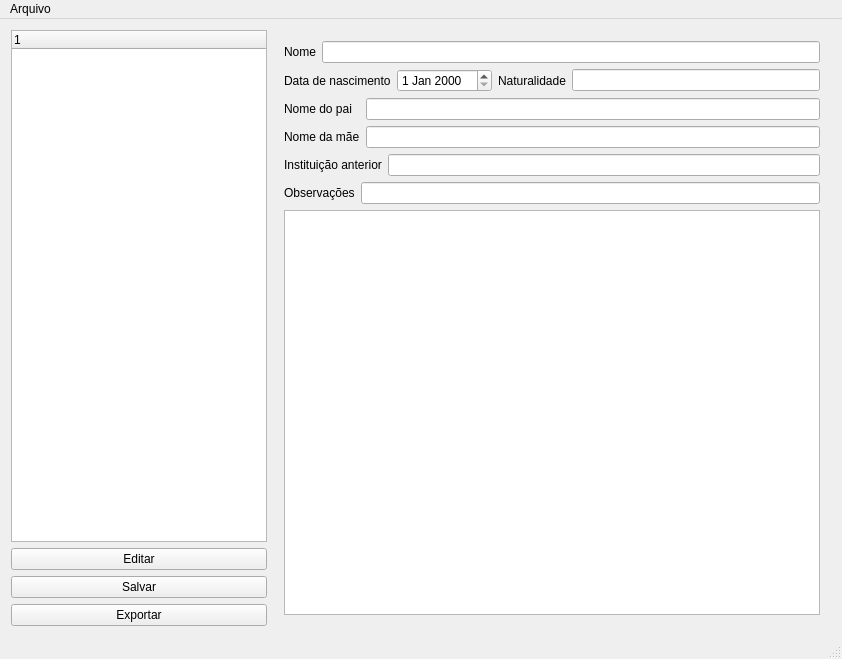
This is application/mainwindow.ui in WillianPessoa/QT-historico as Qt 5 draws it before an edit. The edited form follows.
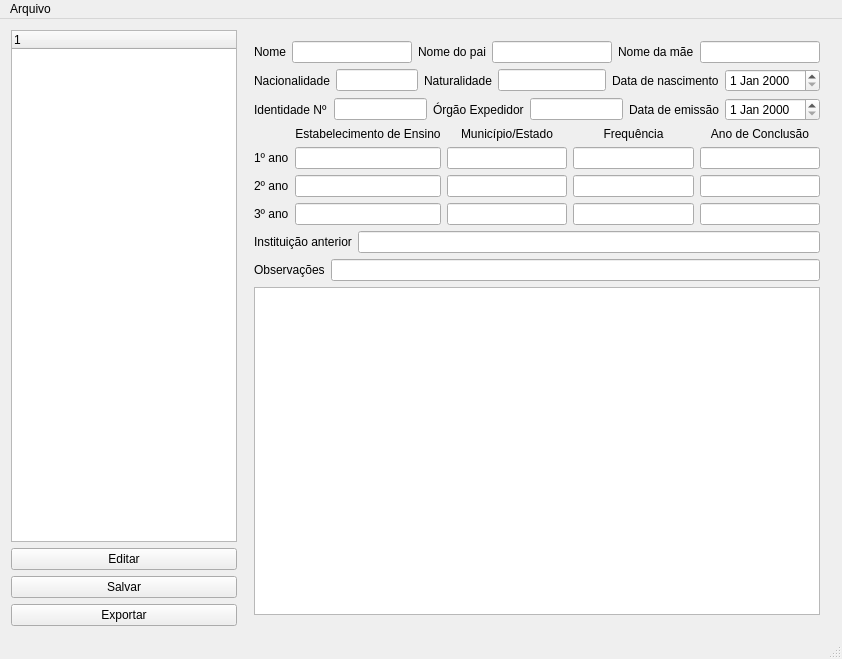
This is the edited form.

Commit message: Todos os campos de edição de dados do histórico foram adicionados à interface gráfica

The edit to the form file:
```diff
--- a/application/mainwindow.ui
+++ b/application/mainwindow.ui
@@ -21,24 +21,47 @@
   </property>
   <widget class="QWidget" name="centralWidget">
    <layout class="QGridLayout" name="gridLayout_2">
-    <item row="4" column="0">
+    <item row="0" column="0" rowspan="2">
+     <widget class="QTreeWidget" name="studentsTree">
+      <property name="sizePolicy">
+       <sizepolicy hsizetype="Maximum" vsizetype="Preferred">
+        <horstretch>0</horstretch>
+        <verstretch>0</verstretch>
+       </sizepolicy>
+      </property>
+      <column>
+       <property name="text">
+        <string notr="true">1</string>
+       </property>
+      </column>
+     </widget>
+    </item>
+    <item row="3" column="0">
      <widget class="QPushButton" name="saveStudentPushButton">
       <property name="text">
        <string>Salvar</string>
       </property>
      </widget>
     </item>
-    <item row="0" column="1" rowspan="6">
+    <item row="4" column="0">
+     <widget class="QPushButton" name="exportPushButton">
+      <property name="text">
+       <string>Exportar</string>
+      </property>
+     </widget>
+    </item>
+    <item row="2" column="0">
+     <widget class="QPushButton" name="editStudentPushButton">
+      <property name="text">
+       <string>Editar</string>
+      </property>
+     </widget>
+    </item>
+    <item row="0" column="1" rowspan="5">
      <widget class="QWidget" name="widget" native="true">
-      <property name="sizePolicy">
-       <sizepolicy hsizetype="MinimumExpanding" vsizetype="Expanding">
-        <horstretch>0</horstretch>
-        <verstretch>0</verstretch>
-       </sizepolicy>
-      </property>
-      <layout class="QVBoxLayout" name="verticalLayout">
-       <item>
-        <layout class="QHBoxLayout" name="horizontalLayout_4">
+      <layout class="QGridLayout" name="gridLayout_3">
+       <item row="0" column="0">
+        <layout class="QHBoxLayout" name="horizontalLayout">
          <item>
           <widget class="QLabel" name="nameLabel">
            <property name="text">
@@ -49,32 +72,39 @@
          <item>
           <widget class="QLineEdit" name="nameLine"/>
          </item>
+         <item>
+          <widget class="QLabel" name="fatherNameLabel">
+           <property name="text">
+            <string>Nome do pai</string>
+           </property>
+          </widget>
+         </item>
+         <item>
+          <widget class="QLineEdit" name="fatherNameLine"/>
+         </item>
+         <item>
+          <widget class="QLabel" name="motherNameLabel">
+           <property name="text">
+            <string>Nome da mãe</string>
+           </property>
+          </widget>
+         </item>
+         <item>
+          <widget class="QLineEdit" name="motherNameLine"/>
+         </item>
         </layout>
        </item>
-       <item>
-        <layout class="QHBoxLayout" name="horizontalLayout_5">
+       <item row="1" column="0">
+        <layout class="QHBoxLayout" name="horizontalLayout_4">
          <item>
-          <widget class="QLabel" name="birthDateLabel">
-           <property name="sizePolicy">
-            <sizepolicy hsizetype="Maximum" vsizetype="Preferred">
-             <horstretch>0</horstretch>
-             <verstretch>0</verstretch>
-            </sizepolicy>
-           </property>
+          <widget class="QLabel" name="nacionalityLabel">
            <property name="text">
-            <string>Data de nascimento</string>
+            <string>Nacionalidade</string>
            </property>
           </widget>
          </item>
          <item>
-          <widget class="QDateEdit" name="birthDate">
-           <property name="sizePolicy">
-            <sizepolicy hsizetype="Maximum" vsizetype="Fixed">
-             <horstretch>0</horstretch>
-             <verstretch>0</verstretch>
-            </sizepolicy>
-           </property>
-          </widget>
+          <widget class="QLineEdit" name="nacionalityLineEdit"/>
          </item>
          <item>
           <widget class="QLabel" name="naturalnessLabel">
@@ -99,36 +129,170 @@
            </property>
           </widget>
          </item>
+         <item>
+          <widget class="QLabel" name="birthDateLabel">
+           <property name="sizePolicy">
+            <sizepolicy hsizetype="Maximum" vsizetype="Preferred">
+             <horstretch>0</horstretch>
+             <verstretch>0</verstretch>
+            </sizepolicy>
+           </property>
+           <property name="text">
+            <string>Data de nascimento</string>
+           </property>
+          </widget>
+         </item>
+         <item>
+          <widget class="QDateEdit" name="birthDate">
+           <property name="sizePolicy">
+            <sizepolicy hsizetype="Maximum" vsizetype="Fixed">
+             <horstretch>0</horstretch>
+             <verstretch>0</verstretch>
+            </sizepolicy>
+           </property>
+          </widget>
+         </item>
         </layout>
        </item>
-       <item>
+       <item row="2" column="0">
+        <layout class="QHBoxLayout" name="horizontalLayout_5">
+         <item>
+          <widget class="QLabel" name="numberIDLabel">
+           <property name="text">
+            <string>Identidade Nº</string>
+           </property>
+          </widget>
+         </item>
+         <item>
+          <widget class="QLineEdit" name="numberIDLineEdit"/>
+         </item>
+         <item>
+          <widget class="QLabel" name="issuingInstituitionLabel">
+           <property name="text">
+            <string>Órgão Expedidor</string>
+           </property>
+          </widget>
+         </item>
+         <item>
+          <widget class="QLineEdit" name="issuingInstituitionLineEdit"/>
+         </item>
+         <item>
+          <widget class="QLabel" name="issuingDateLabel">
+           <property name="text">
+            <string>Data de emissão</string>
+           </property>
+          </widget>
+         </item>
+         <item>
+          <widget class="QDateEdit" name="dateEdit"/>
+         </item>
+        </layout>
+       </item>
+       <item row="3" column="0">
         <layout class="QGridLayout" name="gridLayout">
+         <item row="0" column="1">
+          <widget class="QLabel" name="label_6">
+           <property name="text">
+            <string>Estabelecimento de Ensino</string>
+           </property>
+           <property name="alignment">
+            <set>Qt::AlignBottom|Qt::AlignHCenter</set>
+           </property>
+          </widget>
+         </item>
+         <item row="0" column="2">
+          <widget class="QLabel" name="label_7">
+           <property name="text">
+            <string>Município/Estado</string>
+           </property>
+           <property name="alignment">
+            <set>Qt::AlignBottom|Qt::AlignHCenter</set>
+           </property>
+          </widget>
+         </item>
+         <item row="0" column="3">
+          <widget class="QLabel" name="label_4">
+           <property name="text">
+            <string>Frequência</string>
+           </property>
+           <property name="alignment">
+            <set>Qt::AlignBottom|Qt::AlignHCenter</set>
+           </property>
+          </widget>
+         </item>
+         <item row="0" column="4">
+          <widget class="QLabel" name="label_5">
+           <property name="text">
+            <string>Ano de Conclusão</string>
+           </property>
+           <property name="alignment">
+            <set>Qt::AlignBottom|Qt::AlignHCenter</set>
+           </property>
+          </widget>
+         </item>
          <item row="1" column="0">
-          <widget class="QLabel" name="motherNameLabel">
+          <widget class="QLabel" name="label_8">
            <property name="text">
-            <string>Nome da mãe</string>
-           </property>
-          </widget>
-         </item>
-         <item row="0" column="0">
-          <widget class="QLabel" name="fatherNameLabel">
-           <property name="text">
-            <string>Nome do pai</string>
+            <string>1º ano</string>
            </property>
           </widget>
          </item>
          <item row="1" column="1">
-          <widget class="QLineEdit" name="motherNameLine"/>
+          <widget class="QLineEdit" name="lineEdit_7"/>
          </item>
-         <item row="0" column="1">
-          <widget class="QLineEdit" name="fatherNameLine"/>
+         <item row="1" column="2">
+          <widget class="QLineEdit" name="lineEdit_8"/>
+         </item>
+         <item row="1" column="3">
+          <widget class="QLineEdit" name="lineEdit"/>
+         </item>
+         <item row="1" column="4">
+          <widget class="QLineEdit" name="lineEdit_4"/>
+         </item>
+         <item row="2" column="0">
+          <widget class="QLabel" name="label_9">
+           <property name="text">
+            <string>2º ano</string>
+           </property>
+          </widget>
+         </item>
+         <item row="2" column="1">
+          <widget class="QLineEdit" name="lineEdit_9"/>
+         </item>
+         <item row="2" column="2">
+          <widget class="QLineEdit" name="lineEdit_10"/>
+         </item>
+         <item row="2" column="3">
+          <widget class="QLineEdit" name="lineEdit_2"/>
+         </item>
+         <item row="2" column="4">
+          <widget class="QLineEdit" name="lineEdit_6"/>
+         </item>
+         <item row="3" column="0">
+          <widget class="QLabel" name="label_10">
+           <property name="text">
+            <string>3º ano</string>
+           </property>
+          </widget>
+         </item>
+         <item row="3" column="1">
+          <widget class="QLineEdit" name="lineEdit_11"/>
+         </item>
+         <item row="3" column="2">
+          <widget class="QLineEdit" name="lineEdit_12"/>
+         </item>
+         <item row="3" column="3">
+          <widget class="QLineEdit" name="lineEdit_3"/>
+         </item>
+         <item row="3" column="4">
+          <widget class="QLineEdit" name="lineEdit_5"/>
          </item>
         </layout>
        </item>
-       <item>
-        <layout class="QHBoxLayout" name="horizontalLayout_3">
+       <item row="4" column="0">
+        <layout class="QHBoxLayout" name="horizontalLayout_2">
          <item>
-          <widget class="QLabel" name="issuingInstituitionLabel">
+          <widget class="QLabel" name="previusInstituitionLabel">
            <property name="text">
             <string>Instituição anterior</string>
            </property>
@@ -146,11 +310,8 @@
          </item>
         </layout>
        </item>
-       <item>
-        <layout class="QHBoxLayout" name="horizontalLayout">
-         <property name="bottomMargin">
-          <number>0</number>
-         </property>
+       <item row="5" column="0">
+        <layout class="QHBoxLayout" name="horizontalLayout_3">
          <item>
           <widget class="QLabel" name="remarksLabel">
            <property name="text">
@@ -163,7 +324,7 @@
          </item>
         </layout>
        </item>
-       <item>
+       <item row="6" column="0">
         <widget class="QTableWidget" name="gradesTable">
          <property name="layoutDirection">
           <enum>Qt::LeftToRight</enum>
@@ -178,7 +339,7 @@
           <number>200</number>
          </attribute>
          <attribute name="verticalHeaderMinimumSectionSize">
-          <number>38</number>
+          <number>30</number>
          </attribute>
          <attribute name="verticalHeaderStretchLastSection">
           <bool>true</bool>
@@ -188,35 +349,6 @@
       </layout>
      </widget>
     </item>
-    <item row="5" column="0">
-     <widget class="QPushButton" name="exportPushButton">
-      <property name="text">
-       <string>Exportar</string>
-      </property>
-     </widget>
-    </item>
-    <item row="3" column="0">
-     <widget class="QPushButton" name="editStudentPushButton">
-      <property name="text">
-       <string>Editar</string>
-      </property>
-     </widget>
-    </item>
-    <item row="0" column="0" rowspan="3">
-     <widget class="QTreeWidget" name="studentsTree">
-      <property name="sizePolicy">
-       <sizepolicy hsizetype="Maximum" vsizetype="Preferred">
-        <horstretch>0</horstretch>
-        <verstretch>0</verstretch>
-       </sizepolicy>
-      </property>
-      <column>
-       <property name="text">
-        <string notr="true">1</string>
-       </property>
-      </column>
-     </widget>
-    </item>
    </layout>
   </widget>
   <widget class="QMenuBar" name="menuBar">
```
The commit also changes 5 other files.
